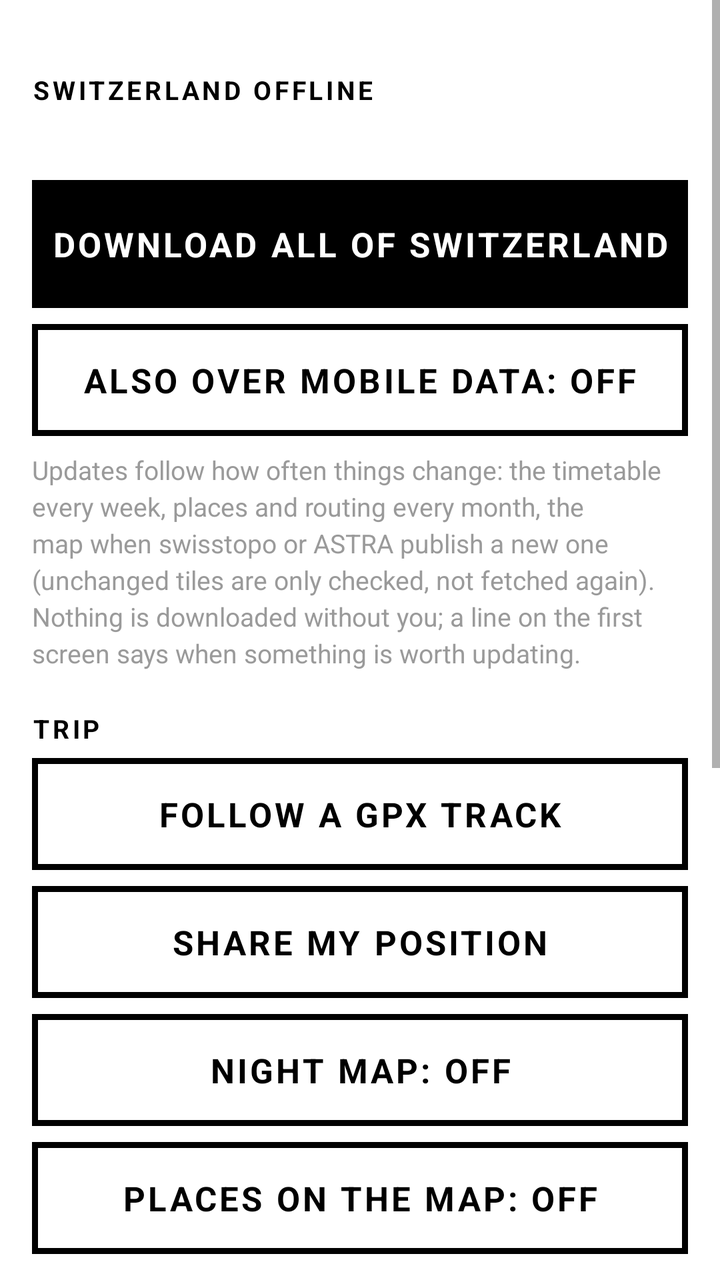
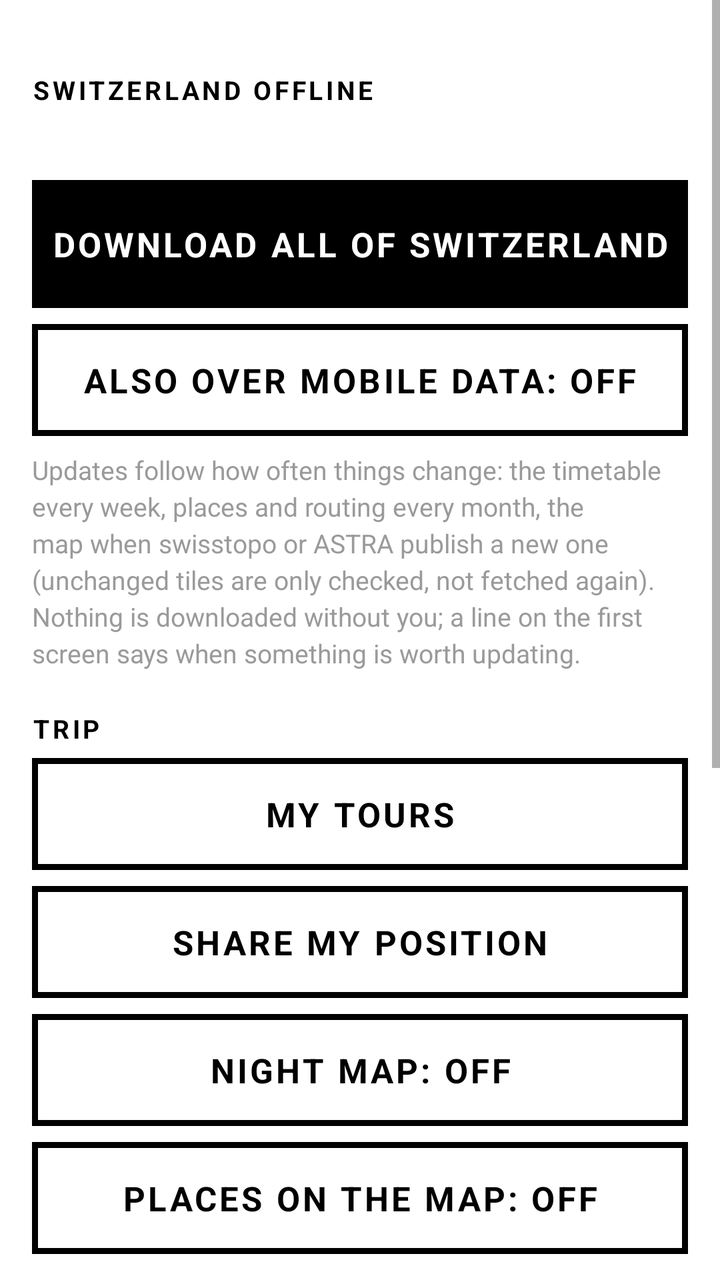

Two renders of the same Android screen: before a commit and after it. Below are the layout's source before the change and the commit's diff.
<!-- AndroidManifest.xml: application theme Theme.Sbh -->
<!-- res/layout/activity_menu.xml -->
<?xml version="1.0" encoding="utf-8"?>
<ScrollView xmlns:android="http://schemas.android.com/apk/res/android"
    android:layout_width="match_parent" android:layout_height="match_parent" android:background="@color/paper">
    <LinearLayout android:layout_width="match_parent" android:layout_height="wrap_content"
        android:orientation="vertical" android:padding="16dp">

        <TextView style="@style/MenuHead" android:layout_width="match_parent" android:layout_height="wrap_content" android:layout_marginTop="0dp" android:text="@string/off_head"/>
        <TextView android:id="@+id/offInfo" android:layout_width="match_parent" android:layout_height="wrap_content" android:textSize="15sp" android:lineSpacingExtra="4dp"/>
        <ProgressBar android:id="@+id/offBar" style="?android:attr/progressBarStyleHorizontal" android:layout_width="match_parent" android:layout_height="14dp"
            android:layout_marginTop="10dp" android:max="100" android:progressTint="@color/ink" android:progressBackgroundTint="@color/grey" android:visibility="gone"/>
        <TextView android:id="@+id/offState" android:layout_width="match_parent" android:layout_height="wrap_content" android:textSize="15sp" android:lineSpacingExtra="4dp" android:paddingTop="6dp" android:visibility="gone"/>
        <TextView android:id="@+id/btnOffMain" style="@style/Btn" android:layout_width="match_parent" android:layout_height="64dp" android:layout_marginTop="10dp" android:background="@drawable/btn_active" android:textColor="@drawable/btn_active_text" android:text="@string/off_download"/>
        <TextView android:id="@+id/btnOffDelete" style="@style/Btn" android:layout_width="match_parent" android:layout_height="56dp" android:layout_marginTop="8dp" android:text="@string/off_delete" android:visibility="gone"/>
        <TextView android:id="@+id/btnOffOld" style="@style/Btn" android:layout_width="match_parent" android:layout_height="56dp" android:layout_marginTop="8dp" android:visibility="gone"/>
        <TextView android:id="@+id/btnOffMobile" style="@style/Btn" android:layout_width="match_parent" android:layout_height="56dp" android:layout_marginTop="8dp" android:text="@string/off_mobile_off"/>
        <TextView android:id="@+id/offPolicy" android:layout_width="match_parent" android:layout_height="wrap_content" android:textSize="13sp" android:textColor="@color/grey" android:lineSpacingExtra="3dp" android:paddingTop="8dp" android:text="@string/off_policy"/>

        <TextView style="@style/MenuHead" android:layout_width="match_parent" android:layout_height="wrap_content" android:text="@string/menu_trip"/>
        <TextView android:id="@+id/btnFollowGpx" style="@style/Btn" android:layout_width="match_parent" android:layout_height="56dp" android:text="@string/menu_follow_gpx"/>
        <TextView android:id="@+id/btnSharePos" style="@style/Btn" android:layout_width="match_parent" android:layout_height="56dp" android:layout_marginTop="8dp" android:text="@string/menu_share_position"/>
        <TextView android:id="@+id/btnNight" style="@style/Btn" android:layout_width="match_parent" android:layout_height="56dp" android:layout_marginTop="8dp" android:text="@string/menu_night_off"/>
        <TextView android:id="@+id/btnPlacesMap" style="@style/Btn" android:layout_width="match_parent" android:layout_height="56dp" android:layout_marginTop="8dp" android:text="@string/menu_places_map_off"/>

        <TextView style="@style/MenuHead" android:layout_width="match_parent" android:layout_height="wrap_content" android:text="@string/menu_trips"/>
        <TextView android:id="@+id/tripsInfo" android:layout_width="match_parent" android:layout_height="wrap_content" android:textSize="14sp" android:textColor="@color/grey" android:text="@string/menu_trips_empty"/>
        <LinearLayout android:id="@+id/tripsList" android:layout_width="match_parent" android:layout_height="wrap_content" android:orientation="vertical"/>

        <TextView style="@style/MenuHead" android:layout_width="match_parent" android:layout_height="wrap_content" android:text="@string/menu_people"/>
        <EditText android:id="@+id/dirKey" android:layout_width="match_parent" android:layout_height="56dp"
            android:hint="@string/directory_key_hint" android:textSize="18sp" android:inputType="textVisiblePassword"
            android:background="@drawable/btn" android:paddingStart="14dp" android:paddingEnd="14dp"
            android:textColor="@color/ink" android:textColorHint="@color/grey" android:singleLine="true"/>
        <TextView android:id="@+id/btnDirSave" style="@style/Btn" android:layout_width="match_parent" android:layout_height="56dp" android:layout_marginTop="8dp" android:text="@string/menu_save_key"/>
        <TextView android:id="@+id/btnDirOrder" style="@style/Btn" android:layout_width="match_parent" android:layout_height="56dp" android:layout_marginTop="8dp" android:text="@string/menu_order_key"/>
        <TextView android:layout_width="match_parent" android:layout_height="wrap_content" android:textSize="13sp" android:textColor="@color/grey" android:paddingTop="6dp" android:text="@string/directory_credit"/>

        <TextView style="@style/MenuHead" android:layout_width="match_parent" android:layout_height="wrap_content" android:text="@string/menu_about"/>
        <TextView android:id="@+id/about" android:layout_width="match_parent" android:layout_height="wrap_content" android:textSize="14sp" android:lineSpacingExtra="4dp"/>
    </LinearLayout>
</ScrollView>
<!-- resources referenced by this layout -->
<resources>
  <color name="grey">#9A9A9A</color>
  <color name="ink">#000000</color>
  <color name="paper">#FFFFFF</color>
  <!-- drawable btn_active (drawable) -->
  <?xml version="1.0" encoding="utf-8"?>
  <selector xmlns:android="http://schemas.android.com/apk/res/android">
      <item android:state_pressed="true">
          <shape><solid android:color="@color/paper"/><stroke android:width="3dp" android:color="@color/ink"/></shape>
      </item>
      <item>
          <shape><solid android:color="@color/ink"/><stroke android:width="3dp" android:color="@color/ink"/></shape>
      </item>
  </selector>
  <!-- drawable btn_active_text (drawable) -->
  <?xml version="1.0" encoding="utf-8"?>
  <selector xmlns:android="http://schemas.android.com/apk/res/android">
      <item android:state_pressed="true" android:color="@color/ink"/>
      <item android:color="@color/paper"/>
  </selector>
  <string name="directory_credit">Data: Swisscom Directories AG. A private key allows about a thousand requests a month; each search is kept for a month, no more than forty leave the phone a day.</string>
  <string name="directory_key_hint">search.ch key (private use)</string>
  <string name="menu_about">ABOUT</string>
  <string name="menu_follow_gpx">FOLLOW A GPX TRACK</string>
  <string name="menu_night_off">NIGHT MAP: OFF</string>
  <string name="menu_order_key">ORDER A FREE KEY ON SEARCH.CH</string>
  <string name="menu_people">PEOPLE &amp; FIRMS (search.ch)</string>
  <string name="menu_places_map_off">PLACES ON THE MAP: OFF</string>
  <string name="menu_save_key">SAVE THE KEY</string>
  <string name="menu_share_position">SHARE MY POSITION</string>
  <string name="menu_trip">TRIP</string>
  <string name="menu_trips">TRIPS (navigation history)</string>
  <string name="menu_trips_empty">Every navigated trip is kept here, with its track. Tap one to see it, hold to remove it.</string>
  <string name="off_delete">DELETE THE OFFLINE DATA</string>
  <string name="off_download">DOWNLOAD ALL OF SWITZERLAND</string>
  <string name="off_head">SWITZERLAND OFFLINE</string>
  <string name="off_mobile_off">ALSO OVER MOBILE DATA: OFF</string>
  <string name="off_policy">Updates follow how often things change: the timetable every week, places and routing every month, the map when swisstopo or ASTRA publish a new one (unchanged tiles are only checked, not fetched again). Nothing is downloaded without you; a line on the first screen says when something is worth updating.</string>
  <style name="MenuHead">
          <item name="android:textSize">13sp</item>
          <item name="android:textStyle">bold</item>
          <item name="android:letterSpacing">0.12</item>
          <item name="android:paddingTop">20dp</item>
          <item name="android:paddingBottom">6dp</item>
      </style>
  <style name="Theme.Sbh" parent="Theme.AppCompat.Light.NoActionBar">
          <item name="android:statusBarColor">@color/ink</item>
          <item name="android:navigationBarColor">@color/ink</item>
          <item name="android:windowBackground">@color/paper</item>
          <item name="android:textColor">@color/ink</item>
          <item name="colorAccent">@color/ink</item>
          <item name="colorPrimary">@color/ink</item>
          <item name="android:fontFamily">sans-serif</item>
          <item name="android:windowLightStatusBar">false</item>
          <item name="android:windowLightNavigationBar">false</item>
      </style>
  <!-- drawable btn_text (drawable) -->
  <?xml version="1.0" encoding="utf-8"?>
  <selector xmlns:android="http://schemas.android.com/apk/res/android">
      <item android:state_pressed="true" android:color="@color/paper"/>
      <item android:state_enabled="false" android:color="@color/grey"/>
      <item android:color="@color/ink"/>
  </selector>
  <!-- unchanged entries left out for length: 2 -->
</resources>

<!-- the commit's change to res/layout/activity_menu.xml (unified diff, before → after) -->
@@ -16,7 +16,7 @@
         <TextView android:id="@+id/offPolicy" android:layout_width="match_parent" android:layout_height="wrap_content" android:textSize="13sp" android:textColor="@color/grey" android:lineSpacingExtra="3dp" android:paddingTop="8dp" android:text="@string/off_policy"/>
 
         <TextView style="@style/MenuHead" android:layout_width="match_parent" android:layout_height="wrap_content" android:text="@string/menu_trip"/>
-        <TextView android:id="@+id/btnFollowGpx" style="@style/Btn" android:layout_width="match_parent" android:layout_height="56dp" android:text="@string/menu_follow_gpx"/>
+        <TextView android:id="@+id/btnTours" style="@style/Btn" android:layout_width="match_parent" android:layout_height="56dp" android:text="@string/tours_title"/>
         <TextView android:id="@+id/btnSharePos" style="@style/Btn" android:layout_width="match_parent" android:layout_height="56dp" android:layout_marginTop="8dp" android:text="@string/menu_share_position"/>
         <TextView android:id="@+id/btnNight" style="@style/Btn" android:layout_width="match_parent" android:layout_height="56dp" android:layout_marginTop="8dp" android:text="@string/menu_night_off"/>
         <TextView android:id="@+id/btnPlacesMap" style="@style/Btn" android:layout_width="match_parent" android:layout_height="56dp" android:layout_marginTop="8dp" android:text="@string/menu_places_map_off"/>
<!-- resource entries referenced after the edit -->
@@ -22,7 +22,6 @@
   <string name="directory_credit">Data: Swisscom Directories AG. A private key allows about a thousand requests a month; each search is kept for a month, no more than forty leave the phone a day.</string>
   <string name="directory_key_hint">search.ch key (private use)</string>
   <string name="menu_about">ABOUT</string>
-  <string name="menu_follow_gpx">FOLLOW A GPX TRACK</string>
   <string name="menu_night_off">NIGHT MAP: OFF</string>
   <string name="menu_order_key">ORDER A FREE KEY ON SEARCH.CH</string>
   <string name="menu_people">PEOPLE &amp; FIRMS (search.ch)</string>
@@ -37,6 +36,7 @@
   <string name="off_head">SWITZERLAND OFFLINE</string>
   <string name="off_mobile_off">ALSO OVER MOBILE DATA: OFF</string>
   <string name="off_policy">Updates follow how often things change: the timetable every week, places and routing every month, the map when swisstopo or ASTRA publish a new one (unchanged tiles are only checked, not fetched again). Nothing is downloaded without you; a line on the first screen says when something is worth updating.</string>
+  <string name="tours_title">MY TOURS</string>
   <style name="MenuHead">
           <item name="android:textSize">13sp</item>
           <item name="android:textStyle">bold</item>
